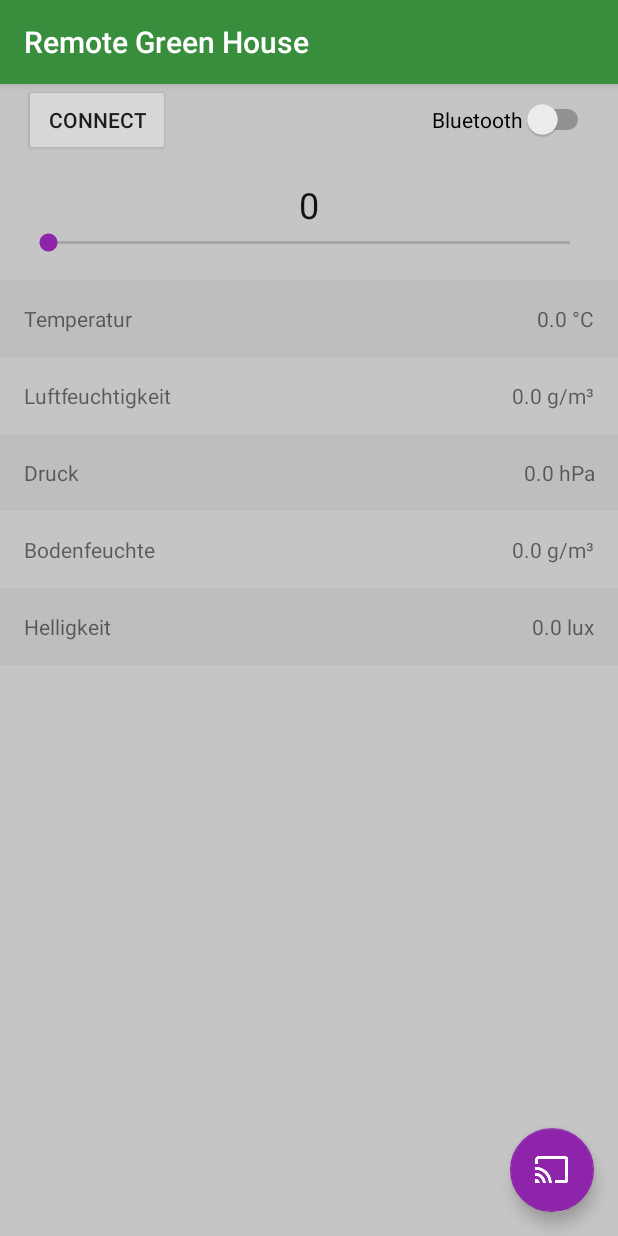
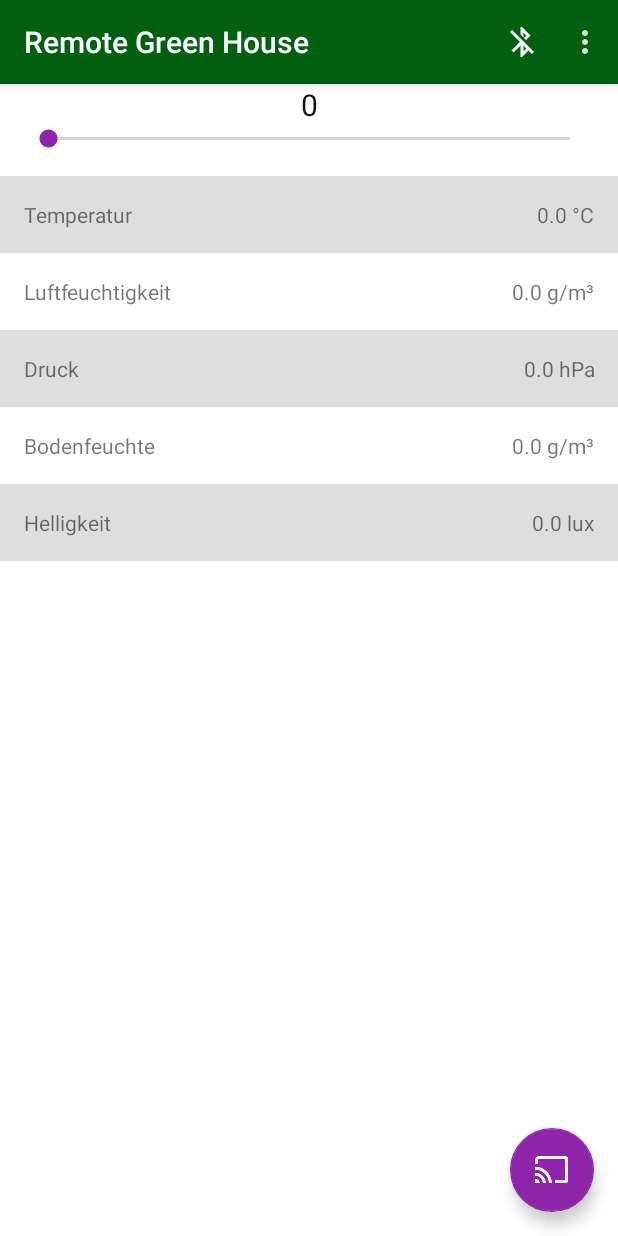
Before and after one commit to FelixTaylor/RemoteGreenHouse, an Android app: the screen it shows after launch (MainActivity), on a phone screen of 412 x 824 dp. Run offline under Robolectric (Android 15) with nearby library versions, the phone set to English and light mode, and no system bars.

Commit message:
New Toolbar layout
I removed the bluetooth switch  and added the option to the menu. The action button now has the functionality of the connect button.

The app doesn't crash any more if there is no connected device or if bluetooth is disabled.

```diff
--- a/RemoteGreenHouse/app/src/main/AndroidManifest.xml
+++ b/RemoteGreenHouse/app/src/main/AndroidManifest.xml
@@ -13,14 +13,12 @@
         android:roundIcon="@mipmap/ic_launcher_round"
         android:supportsRtl="true"
         android:theme="@style/AppTheme">
-        <activity
-            android:name=".MainActivity"
-            android:label="@string/app_name"
+
+        <activity android:name=".MainActivity"
             android:theme="@style/AppTheme.NoActionBar"
             android:screenOrientation="portrait">
             <intent-filter>
                 <action android:name="android.intent.action.MAIN" />
-
                 <category android:name="android.intent.category.LAUNCHER" />
             </intent-filter>
         </activity>
--- a/RemoteGreenHouse/app/src/main/java/project/group/remotegreenhouse/MainActivity.java
+++ b/RemoteGreenHouse/app/src/main/java/project/group/remotegreenhouse/MainActivity.java
@@ -11,10 +11,14 @@ import android.os.Handler;
 import android.os.ParcelUuid;
 import android.support.v7.app.AppCompatActivity;
 import android.os.Bundle;
+import android.support.v7.widget.Toolbar;
 import android.util.Log;
 import android.view.LayoutInflater;
+import android.view.Menu;
+import android.view.MenuItem;
 import android.view.View;
-import android.widget.Button;
+import android.view.Window;
+import android.view.WindowManager;
 import android.widget.CompoundButton;
 import android.widget.SeekBar;
 import android.widget.Switch;
@@ -35,7 +39,6 @@ public class MainActivity extends AppCompatActivity {
     private BluetoothSocket bluetoothSocket;                // Bluetooth communication Socket
     private volatile boolean stopWorker;                    // Variable to stop the communication thread
     private boolean b_isInitialized;                        // Set to true, if state got initialized data from arduino
-    private Button btn_bt_connect;                          // Button to connect to coupled bluetooth device
     private byte[] readBuffer;                              // Serial Buffer
     private int readBufferPosition;                         // Current pointer position for data reading
     private int readLimiterPosition;                        // Current pointer position for searching limiter characters
@@ -45,7 +48,6 @@ public class MainActivity extends AppCompatActivity {
     private OutputStream outputStream;                      // Bluetooth communication Outputstream
     private SeekBar sb_LEDLightControl;                     // SeekBar to control the LED Stripes
     private Set<BluetoothDevice> pairedDevices;             // Set of paired bluetooth devices
-    private Switch sw_BluetoothState;                       // Switch to turn ON/OFF bluetooth
     private TextView tv_ValueLEDState;
     private Thread workerThread;                            // Thread for bluetooth data stream
     private double val_temperature, val_pressure, val_brightness, val_humidity, val_moisture, val_LED_state, val_fan_state;
@@ -57,11 +59,26 @@ public class MainActivity extends AppCompatActivity {
     private String tableIdentifiers[];
     private double tableValues[];
 
+    private class SeekbarListener implements SeekBar.OnSeekBarChangeListener {
+        @Override public void onStartTrackingTouch(SeekBar seekBar) {}
+        @Override public void onProgressChanged(SeekBar seekBar, int i, boolean b) {
+            tv_ValueLEDState.setText(Integer.toString(sb_LEDLightControl.getProgress()));
+        }
+        @Override public void onStopTrackingTouch(SeekBar seekBar) {
+            if(bluetoothAdapter.isEnabled() && outputStream != null) {
+                String sendString = "x" + Integer.toString(sb_LEDLightControl.getProgress());
+                serialWrite(sendString);
+            }
+        }
+    }
 
     protected void onCreate(Bundle savedInstanceState) {
         super.onCreate(savedInstanceState);
         setContentView(R.layout.activity_main);
         res = getResources();
+
+        Toolbar toolbar = findViewById(R.id.toolbar);
+        setSupportActionBar(toolbar);
 
         // Prepare and set receiver for bluetooth actions
         IntentFilter filter = new IntentFilter();
@@ -70,8 +87,6 @@ public class MainActivity extends AppCompatActivity {
 
         sb_LEDLightControl = findViewById(R.id.sb_LEDState);
         tv_ValueLEDState   = findViewById(R.id.tw_LEDState);
-        sw_BluetoothState  = findViewById(R.id.sw_BluetoothONOFF);
-        btn_bt_connect     = findViewById(R.id.btn_Connect);
         table              = findViewById(R.id.table);
 
         // Initialize Values
@@ -82,82 +97,76 @@ public class MainActivity extends AppCompatActivity {
 
         sb_LEDLightControl.setMax(100);
         sb_LEDLightControl.setProgress(0);
-        tv_ValueLEDState.setText(Integer.toString(0));
+        tv_ValueLEDState.setText(Integer.toString(sb_LEDLightControl.getProgress()));
         b_isInitialized = false;
 
         bluetoothAdapter = BluetoothAdapter.getDefaultAdapter();
-
-        // Check bluetooth adapters state for enable switch
-        if(bluetoothAdapter.isEnabled()){
-            sw_BluetoothState.setChecked(true);
-        } else {
-            sw_BluetoothState.setChecked(false);
-        }
-
-
-        /*------------------------
-        -------Set Listener-------
-        --------------------------*/
-        sw_BluetoothState.setOnCheckedChangeListener(new CompoundButton.OnCheckedChangeListener() {
-            @Override public void onCheckedChanged(CompoundButton compoundButton, boolean b) {
-                toggleBluetooth(b);
-            }
-        });
-        sb_LEDLightControl.setOnSeekBarChangeListener(new SeekBar.OnSeekBarChangeListener() {
-            @Override
-            public void onProgressChanged(SeekBar seekBar, int i, boolean b) {
-                tv_ValueLEDState.setText(Integer.toString(sb_LEDLightControl.getProgress()));
-            }
-            @Override
-            public void onStartTrackingTouch(SeekBar seekBar) {
-
-            }
-            @Override
-            public void onStopTrackingTouch(SeekBar seekBar) {
-                String sendString = "x" + Integer.toString(sb_LEDLightControl.getProgress());
-                serialWrite(sendString);
-            }
-        });
-        btn_bt_connect.setOnClickListener(new View.OnClickListener() {
-            @Override public void onClick(View view) {
-                Toast.makeText(getApplicationContext(),res.getString(R.string.msg_bt_connecting),Toast.LENGTH_SHORT).show();
-                connectToPairedDevice();
-            }
-        });
-
-        // I will change the table layout therefor we will need
-        // this method to reload the table and show the user the
-        // correct tableValues.
+        sb_LEDLightControl.setOnSeekBarChangeListener(new SeekbarListener());
         updateTable();
     }
 
+    @Override public boolean onPrepareOptionsMenu(Menu menu) {
+        MenuItem bluetooth = menu.getItem(0);
+
+        if(bluetoothAdapter.isEnabled()){
+            bluetooth.setIcon(res.getDrawable(R.mipmap.ic_bluetooth_white));
+        } else {
+            bluetooth.setIcon(res.getDrawable(R.mipmap.ic_bluetooth_disabled_white));
+        }
+
+        return super.onPrepareOptionsMenu(menu);
+    }
+    @Override public boolean onCreateOptionsMenu(Menu menu) {
+        getMenuInflater().inflate(R.menu.menu_main, menu);
+        return true;
+    }
+    @Override public boolean onOptionsItemSelected(MenuItem item) {
+
+        switch (item.getItemId()) {
+            case R.id.action_bluetooth : {
+                boolean bluetoothIsEnabled = true;
+
+                if(bluetoothAdapter.isEnabled()){
+                    bluetoothIsEnabled = false;
+                    item.setIcon(res.getDrawable(R.mipmap.ic_bluetooth_disabled_white));
+                } else {
+                    item.setIcon(res.getDrawable(R.mipmap.ic_bluetooth_white));
+                }
+
+                toggleBluetooth(bluetoothIsEnabled);
+                break;
+            }
+
+            case R.id.action_settings : {
+                break;
+            }
+        }
+        return true;
+    }
     /*---------------------------
       -----Additional Methods-----
       ---------------------------*/
     private void toggleBluetooth(boolean b) {
-        String msg;
-        if(b){
+        String msg = "";
 
-            if(!bluetoothAdapter.isEnabled()) {
+        if(b && !bluetoothAdapter.isEnabled()){
             Intent enableBtIntent = new Intent(BluetoothAdapter.ACTION_REQUEST_ENABLE);
             startActivityForResult(enableBtIntent, REQUEST_ENABLE_BT);
-            }
+
             while(!bluetoothAdapter.isEnabled()){
                 //wait until bt is enabled
             }
-            msg= "Bluetooth ON";
+            msg = res.getString(R.string.msg_bt_on);
 
-        } else {
+        } else if (!b && bluetoothAdapter.isEnabled()){
 
-            if(bluetoothAdapter.isEnabled()){
             stopListenForData();
             bluetoothAdapter.disable();
-            }
+
             while(bluetoothAdapter.isEnabled()){
                 //wait until bt is disabled
             }
-            msg= "Bluetooth OFF";
-
+            msg = res.getString(R.string.msg_bt_off);
         }
 
         Toast.makeText(getApplicationContext(), msg, Toast.LENGTH_SHORT).show();
@@ -170,13 +179,24 @@ public class MainActivity extends AppCompatActivity {
         // at this position
         if (bluetoothAdapter != null) {
             pairedDevices = bluetoothAdapter.getBondedDevices();
-            if (bluetoothAdapter.isEnabled()) {
+            //if (bluetoothAdapter.isEnabled()) {
             Set<BluetoothDevice> bondedDevices = bluetoothAdapter.getBondedDevices();                       // get bonded devices
             if (bondedDevices.size() > 0) {
                 for (BluetoothDevice mDevice : pairedDevices) {
                     if (mDevice.getName().equals("HC-05")) {                                                // Looking for HC-05 device
                         device = mDevice;
                     }
+
+
+                    if (device == null) {
+                        Toast.makeText(getApplicationContext(),
+                                res.getString(R.string.msg_no_device_found),
+                                Toast.LENGTH_SHORT
+                        ).show();
+                        break;
+                    }
+
+
                     ParcelUuid[] uuids = device.getUuids();
                     try {
                         bluetoothSocket = device.createRfcommSocketToServiceRecord(uuids[0].getUuid());     // Create communication socket
@@ -200,7 +220,7 @@ public class MainActivity extends AppCompatActivity {
             } else {
                 Log.e("error", "Bluetooth is disabled.");
             }
-            }
+            //}
         }
     }
 
@@ -208,7 +228,9 @@ public class MainActivity extends AppCompatActivity {
         // writes the string s to the output stream
         try {
             outputStream.write(s.getBytes());
-        }catch(IOException e){Log.i(TAG,"could not send String");}
+        } catch(IOException e){
+            Log.i(TAG,"could not send String");
+        }
     }
 
     private final BroadcastReceiver mReceiver = new BroadcastReceiver() {
@@ -425,7 +447,11 @@ public class MainActivity extends AppCompatActivity {
     }
 
     public void action_button(View v) {
-        Toast.makeText(getApplicationContext(),res.getString(R.string.msg_bt_connecting),Toast.LENGTH_SHORT).show();
+        if(bluetoothAdapter.isEnabled()) {
+            Toast.makeText(getApplicationContext(), res.getString(R.string.msg_bt_connecting), Toast.LENGTH_SHORT).show();
             connectToPairedDevice();
+        } else {
+            Toast.makeText(getApplicationContext(), res.getString(R.string.msg_bt_turn_on_bt), Toast.LENGTH_LONG).show();
         }
     }
+}
--- a/RemoteGreenHouse/app/src/main/res/layout/activity_main.xml
+++ b/RemoteGreenHouse/app/src/main/res/layout/activity_main.xml
@@ -1,24 +1,12 @@
 <?xml version="1.0" encoding="utf-8"?>
 <android.support.design.widget.CoordinatorLayout xmlns:android="http://schemas.android.com/apk/res/android"
-    xmlns:app="http://schemas.android.com/apk/res-auto"
-    xmlns:tools="http://schemas.android.com/tools"
-    android:layout_width="match_parent"
-    android:layout_height="match_parent"
+    xmlns:app="http://schemas.android.com/apk/res-auto" xmlns:tools="http://schemas.android.com/tools"
+    android:layout_width="match_parent" android:layout_height="match_parent"
     tools:context="project.group.remotegreenhouse.MainActivity">
 
-    <android.support.design.widget.AppBarLayout
-        android:layout_width="match_parent"
-        android:layout_height="wrap_content"
-        android:theme="@style/AppTheme.AppBarOverlay">
-
-        <android.support.v7.widget.Toolbar
-            android:id="@+id/toolbar"
-            app:title="@string/app_name"
-            android:layout_width="match_parent"
-            android:layout_height="?attr/actionBarSize"
-            android:background="?attr/colorPrimary"
-            app:popupTheme="@style/AppTheme.PopupOverlay" />
-
+    <android.support.design.widget.AppBarLayout android:layout_width="match_parent"
+        android:layout_height="wrap_content" android:theme="@style/AppTheme.AppBarOverlay">
+        <include layout="@layout/item_toolbar" />
     </android.support.design.widget.AppBarLayout>
 
     <include layout="@layout/content_main" />
--- a/RemoteGreenHouse/app/src/main/res/layout/content_main.xml
+++ b/RemoteGreenHouse/app/src/main/res/layout/content_main.xml
@@ -6,76 +6,16 @@
     tools:context="project.group.remotegreenhouse.MainActivity"
     tools:showIn="@layout/activity_main" android:background="@color/colorActivityBackground">
 
-    <LinearLayout style="@style/Container.Horizontal">
-
-        <Button android:id="@+id/btn_Connect" style="@style/DefaultButton"
-            android:text="@string/btn_connect" android:textAlignment="center" />
-
-        <Switch android:id="@+id/sw_BluetoothONOFF" style="@style/SCBSwitch"
-            android:text="@string/label_bluetooth" android:layout_weight="1"
-            android:layout_width="0dp" android:textAlignment="textEnd"/>
-    </LinearLayout>
-
     <LinearLayout style="@style/Container.Vertical">
         <TextView android:id="@+id/tw_LEDState" style="@style/Label.Title"
             android:layout_width="match_parent" android:textAlignment="center"/>
+
         <SeekBar android:id="@+id/sb_LEDState" android:layout_width="match_parent"
             android:layout_height="wrap_content" />
+
     </LinearLayout>
 
-    <!--
-
-    New ListView to display green house values
-
--->
-
-    <TableLayout android:id="@+id/table"
-        android:layout_width="match_parent"
+    <TableLayout android:id="@+id/table" android:layout_width="match_parent"
         android:layout_height="wrap_content" />
 
-<!--
-
-    <TableLayout android:layout_width="match_parent" android:layout_height="wrap_content"
-        android:stretchColumns="1" app:layout_constraintTop_toBottomOf="@+id/sb_LEDState">
-
-        <TableRow>
-            <TextView android:layout_column="1" android:padding="3dip" android:text="@string/label_temperature" />
-            <TextView android:id="@+id/val_temperature" android:gravity="end" android:padding="3dip"
-                android:text="@string/dim_temperature" />
-        </TableRow>
-
-        <View android:layout_height="2dip" android:background="#FF909090" />
-
-        <TableRow>
-            <TextView android:layout_column="1" android:padding="3dip" android:text="@string/label_pressure" />
-            <TextView android:id="@+id/val_pressure" android:gravity="end" android:padding="3dip"
-                android:text="@string/dim_pressure" />
-        </TableRow>
-
-        <View android:layout_height="2dip" android:background="#FF909090" />
-
-        <TableRow>
-            <TextView android:layout_column="1" android:padding="3dip" android:text="@string/label_brightness" />
-            <TextView android:id="@+id/val_brightness" android:gravity="end" android:padding="3dip"
-                android:text="@string/dim_brightness" />
-        </TableRow>
-
-        <View android:layout_height="2dip" android:background="#FF909090" />
-
-        <TableRow>
-            <TextView android:layout_column="1" android:padding="3dip" android:text="@string/label_airHumidity" />
-            <TextView android:id="@+id/val_airHumidity" android:gravity="end" android:padding="3dip"
-                android:text="@string/dim_humidity" />
-        </TableRow>
-
-        <View android:layout_height="2dip" android:background="#FF909090" />
-
-        <TableRow>
-            <TextView android:layout_height="41dp" android:layout_column="1" android:padding="3dip"
-                android:text="@string/label_terraHumidity" />
-            <TextView android:id="@+id/val_terraHumidity" android:gravity="end"
-                android:padding="3dip" android:text="@string/dim_humidity" />
-        </TableRow>
-    </TableLayout>
-    -->
 </LinearLayout>
--- /dev/null
+++ b/RemoteGreenHouse/app/src/main/res/layout/item_toolbar.xml
@@ -0,0 +1,12 @@
+<?xml version="1.0" encoding="utf-8"?>
+<android.support.v7.widget.Toolbar xmlns:android="http://schemas.android.com/apk/res/android"
+    xmlns:app="http://schemas.android.com/apk/res-auto" android:id="@+id/toolbar"
+    android:minHeight="?attr/actionBarSize" android:layout_width="match_parent"
+    android:layout_height="?attr/actionBarSize" android:theme="@style/ToolbarTheme"
+    app:popupTheme="@style/ThemeOverlay.AppCompat.Light"
+    android:background="@color/color_primary_dark" android:elevation="8dp">
+
+    <!--<TextView android:text="@string/app_name" android:layout_width="wrap_content"
+        android:layout_height="wrap_content" android:textSize="@dimen/text_title"/>
+-->
+</android.support.v7.widget.Toolbar>
--- a/RemoteGreenHouse/app/src/main/res/menu/menu_main.xml
+++ b/RemoteGreenHouse/app/src/main/res/menu/menu_main.xml
@@ -2,9 +2,11 @@
     xmlns:app="http://schemas.android.com/apk/res-auto"
     xmlns:tools="http://schemas.android.com/tools"
     tools:context="project.group.remotegreenhouse.MainActivity">
-    <item
-        android:id="@+id/action_settings"
-        android:orderInCategory="100"
-        android:title="@string/action_settings"
-        app:showAsAction="never" />
+
+    <item android:id="@+id/action_bluetooth" android:icon="@mipmap/ic_bluetooth_disabled_white"
+        android:orderInCategory="1" android:title="@string/action_connect_bluetooth"
+        app:showAsAction="ifRoom" />
+
+    <item android:id="@+id/action_settings" android:orderInCategory="100"
+        android:title="@string/action_settings" app:showAsAction="never" />
 </menu>
--- a/RemoteGreenHouse/app/src/main/res/values/colors.xml
+++ b/RemoteGreenHouse/app/src/main/res/values/colors.xml
@@ -10,8 +10,8 @@
     <color name="color_secondary">#8e24aa</color>
     <color name="color_secondary_dark">#5c007a</color>
 
-    <color name="colorActivityBackground">#c5c5c5</color>
-    <color name="colorTableLight">#bebebe</color>
+    <color name="colorActivityBackground">#ffffff</color>
+    <color name="colorTableLight">#dedede</color>
     <color name="colorText">#131313</color>
 
     <!--Switch Colors-->
--- a/RemoteGreenHouse/app/src/main/res/values/dimens.xml
+++ b/RemoteGreenHouse/app/src/main/res/values/dimens.xml
@@ -1,5 +1,5 @@
 <resources>
     <dimen name="default_activity_padding">16dp</dimen>
-    <dimen name="default_font_size">16dp</dimen>
-    <dimen name="text_title">24dp</dimen>
+    <dimen name="default_font_size">16sp</dimen>
+    <dimen name="text_title">20sp</dimen>
 </resources>
--- a/RemoteGreenHouse/app/src/main/res/values/strings.xml
+++ b/RemoteGreenHouse/app/src/main/res/values/strings.xml
@@ -18,6 +18,9 @@
     </array>
 
 
+    <!-- Actions -->
+    <string name="action_connect_bluetooth">Enable Bluetooth</string>
+    <string name="action_disconnect_bluetooth">Disable Bluetooth</string>
 
     <!--Buttons-->
     <string name="btn_connect">Connect</string>
@@ -26,6 +29,10 @@
     <string name="msg_bt_connected">Connected</string>
     <string name="msg_bt_disconnected">Not Connected</string>
     <string name="msg_bt_connecting">Connecting &#8230;</string>
+    <string name="msg_bt_on">Bluetooth is enabled.</string>
+    <string name="msg_bt_off">Bluetooth is disabled.</string>
+    <string name="msg_bt_turn_on_bt">Please enable bluetooth to connect to a green house.</string>
+    <string name="msg_no_device_found">No green house detected.</string>
 
     <string name="val_nan">NAN</string>
 
--- a/RemoteGreenHouse/app/src/main/res/values/styles.xml
+++ b/RemoteGreenHouse/app/src/main/res/values/styles.xml
@@ -24,6 +24,12 @@
     <!-- Each section in an activity is
     divided by one of these sub containers -->
 
+    <style name="ToolbarTheme" parent="@style/ThemeOverlay.AppCompat.Dark.ActionBar">
+        <item name="colorAccent">@color/colorTableLight</item>
+        <item name="colorControlNormal">@color/colorTableLight</item>
+        <item name="colorControlActivated">@color/colorTableLight</item>
+        <item name="colorControlHighlight">@color/colorTableLight</item>
+    </style>
     <style name="Container.Horizontal">
         <item name="android:layout_width">match_parent</item>
         <item name="android:layout_height">wrap_content</item>
```
Also changed, not shown: RemoteGreenHouse/app/src/main/res/mipmap-hdpi/ic_bluetooth_disabled_white.png (added), RemoteGreenHouse/app/src/main/res/mipmap-hdpi/ic_bluetooth_white.png (added), RemoteGreenHouse/app/src/main/res/mipmap-mdpi/ic_bluetooth_disabled_white.png (added), RemoteGreenHouse/app/src/main/res/mipmap-mdpi/ic_bluetooth_white.png (added), RemoteGreenHouse/app/src/main/res/mipmap-xhdpi/ic_bluetooth_disabled_white.png (added), RemoteGreenHouse/app/src/main/res/mipmap-xhdpi/ic_bluetooth_white.png (added), RemoteGreenHouse/app/src/main/res/mipmap-xxhdpi/ic_bluetooth_disabled_white.png (added), RemoteGreenHouse/app/src/main/res/mipmap-xxhdpi/ic_bluetooth_white.png (added), RemoteGreenHouse/app/src/main/res/mipmap-xxxhdpi/ic_bluetooth_disabled_white.png (added), RemoteGreenHouse/app/src/main/res/mipmap-xxxhdpi/ic_bluetooth_white.png (added). Lines whose indentation alone changed are shown as unchanged.
